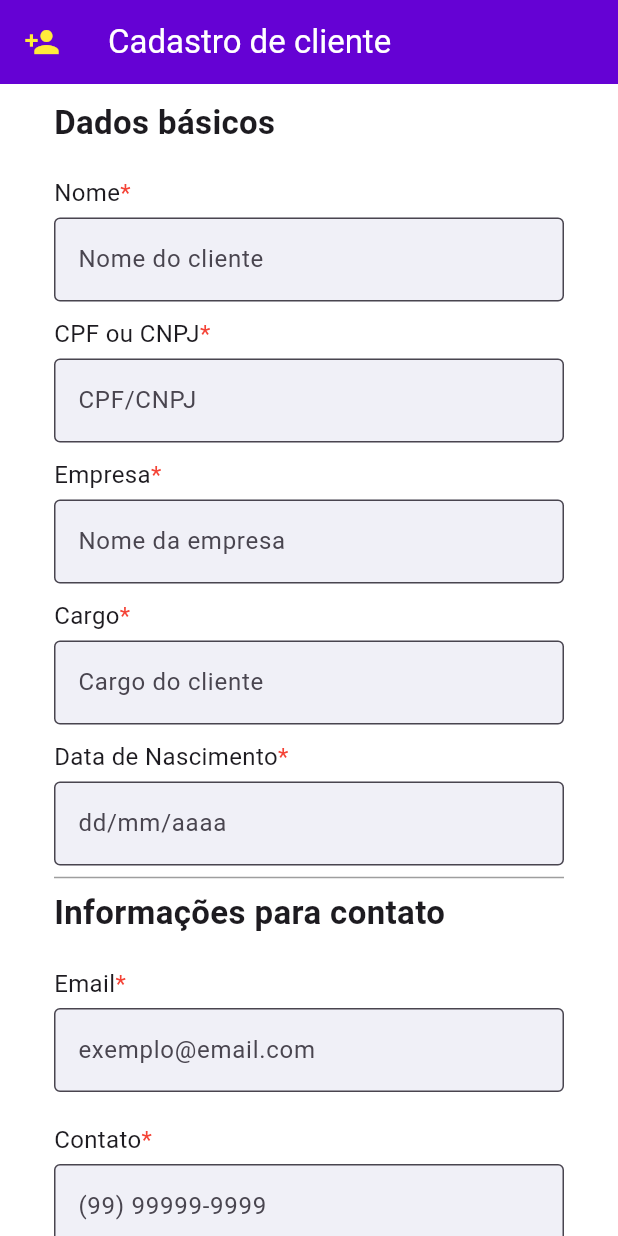
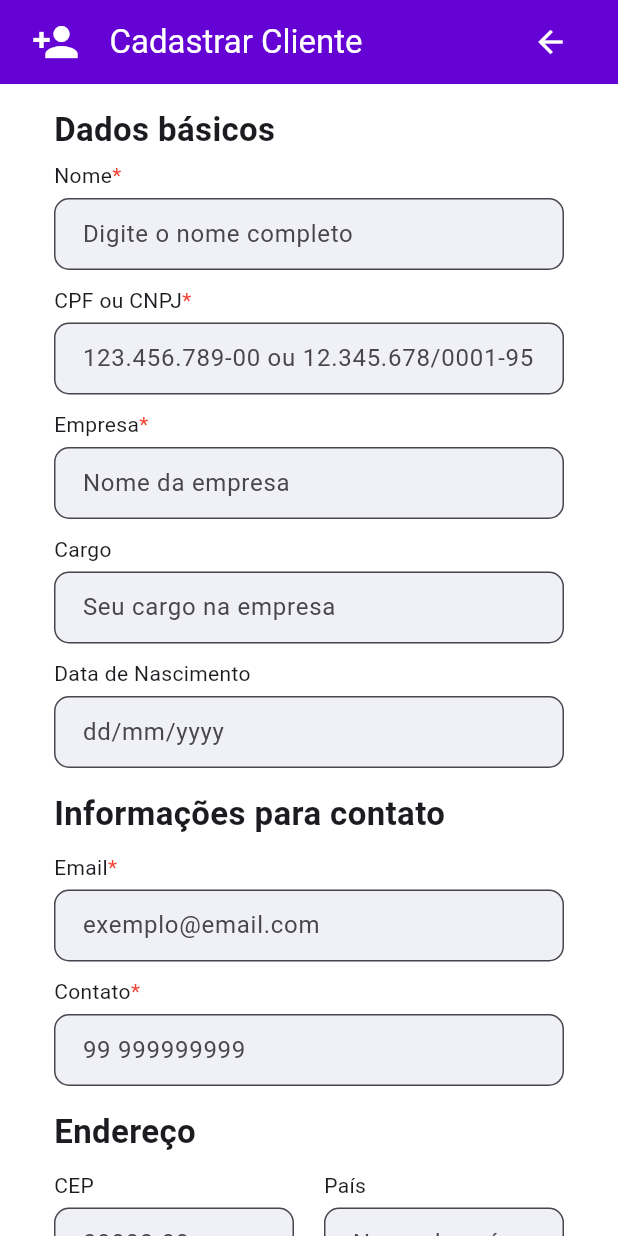
Before and after one commit to Grupo04-Esfera-Pro-Solucoes/EsferaPro, a Flutter app: the StackClients screen opened directly, on a phone screen of 412 x 824 dp. Run offline on Flutter 3.47's test engine with Material 3 defaults, Android fonts, the phone set to English and light mode, and no system bars; our stand-ins replace fl_chart, flutter_multi_formatter, shared_preferences; accounts and stored records are empty.

Commit message:
tela de cadastro de clientes, mudança estetica

```diff
--- a/lib/main.dart
+++ b/lib/main.dart
@@ -15,7 +15,7 @@ class MyApp extends StatelessWidget {
         primarySwatch: Colors.blue,
       ),
 
-      home: const LoginScreen(),
+      home: LoginScreen(),
 
     );
   }
--- a/lib/screens/stack_pages/stack_clients.dart
+++ b/lib/screens/stack_pages/stack_clients.dart
@@ -1,7 +1,4 @@
 import 'package:flutter/material.dart';
-import 'dart:convert';
-import 'package:http/http.dart' as http;
-import 'package:shared_preferences/shared_preferences.dart';
 import 'package:esferapro/service/createCustumer_service.dart';
 
 class StackClients extends StatefulWidget {
@@ -49,20 +46,45 @@ class _StackClientsState extends State<StackClients> {
   @override
   Widget build(BuildContext context) {
     return Scaffold(
+      backgroundColor: Colors.white,
       appBar: AppBar(
-          leading: const Icon(
+        backgroundColor: const Color(0xff6502d4),
+        automaticallyImplyLeading: false,
+        title: Padding(
+          padding: const EdgeInsets.symmetric(horizontal: 5),
+          child: Row(
+            mainAxisAlignment: MainAxisAlignment.spaceBetween,
+            children: [
+              Row(
+                children: const [
+                  Icon(
                     Icons.person_add,
-            color: Colors.yellow,
+                    color: Colors.white,
+                    size: 32,
                   ),
-          backgroundColor: Color(0xff6502d4),
-          title: const Text('Cadastro de cliente'),
-          foregroundColor: Colors.white,
+                  SizedBox(width: 20),
+                  Text(
+                    'Cadastrar Cliente',
+                    style: TextStyle(
+                      fontSize: 22,
+                      color: Colors.white,
                     ),
-        backgroundColor: Colors.white,
+                  ),
+                ],
+              ),
+              IconButton(
+                icon: const Icon(Icons.arrow_back, color: Colors.white),
+                onPressed: () {
+                  Navigator.pop(context);
+                },
+              ),
+            ],
+          ),
+        ),
+      ),
       body: SingleChildScrollView(
         child: Padding(
-              padding:
-                  const EdgeInsets.symmetric(vertical: 10, horizontal: 36.0),
+          padding: const EdgeInsets.symmetric(vertical: 15, horizontal: 36.0),
           child: Column(
             crossAxisAlignment: CrossAxisAlignment.start,
             children: [
@@ -73,19 +95,19 @@ class _StackClientsState extends State<StackClients> {
                   fontWeight: FontWeight.bold,
                 ),
               ),
-                    const SizedBox(height: 20),
+              const SizedBox(height: 5),
               _buildTitle('Nome'),
               const SizedBox(height: 5),
               _buildTextField(
                 controller: _clientName,
-                      hintText: 'Nome do cliente',
+                hintText: 'Digite o nome completo',
               ),
               const SizedBox(height: 10),
               _buildTitle('CPF ou CNPJ'),
               const SizedBox(height: 5),
               _buildTextField(
                 controller: _clientCpfCnpj,
-                      hintText: 'CPF/CNPJ',
+                hintText: '123.456.789-00 ou 12.345.678/0001-95',
               ),
               const SizedBox(height: 10),
               _buildTitle('Empresa'),
@@ -95,23 +117,20 @@ class _StackClientsState extends State<StackClients> {
                 hintText: 'Nome da empresa',
               ),
               const SizedBox(height: 10),
-                    _buildTitle('Cargo'),
+              _buildTitle('Cargo', isRequired: false),
               const SizedBox(height: 5),
               _buildTextField(
                 controller: _clientRole,
-                      hintText: 'Cargo do cliente',
+                hintText: 'Seu cargo na empresa',
               ),
               const SizedBox(height: 10),
-                    _buildTitle('Data de Nascimento'),
+              _buildTitle('Data de Nascimento', isRequired: false),
               const SizedBox(height: 5),
               _buildTextField(
                 controller: _clientDate,
-                      hintText: 'dd/mm/aaaa',
+                hintText: 'dd/mm/yyyy',
               ),
-                    const Divider(
-                      thickness: 1,
-                      color: Colors.grey,
-                    ),
+              const SizedBox(height: 15),
               const Text(
                 'Informações para contato',
                 style: TextStyle(
@@ -119,23 +138,21 @@ class _StackClientsState extends State<StackClients> {
                   fontWeight: FontWeight.bold,
                 ),
               ),
-                    const SizedBox(height: 20),
+              const SizedBox(height: 10),
               _buildTitle('Email'),
               const SizedBox(height: 5),
               _buildTextField(
                 controller: _clientEmail,
                 hintText: 'exemplo@email.com',
               ),
-                    const SizedBox(height: 20),
+              const SizedBox(height: 10),
               _buildTitle('Contato'),
               const SizedBox(height: 5),
               _buildTextField(
                 controller: _contactNumber,
-                        hintText: "(99) 99999-9999"),
-                    const Divider(
-                      thickness: 1,
-                      color: Colors.grey,
+                hintText: '99 999999999',
               ),
+              const SizedBox(height: 15),
               const Text(
                 'Endereço',
                 style: TextStyle(
@@ -143,93 +160,91 @@ class _StackClientsState extends State<StackClients> {
                   fontWeight: FontWeight.bold,
                 ),
               ),
-                    const SizedBox(height: 5),
+              const SizedBox(height: 10),
               Row(children: [
                 Expanded(
                   child: Column(
                     crossAxisAlignment: CrossAxisAlignment.start,
                     children: [
-                            _buildTitle('CEP'),
-                            const SizedBox(height: 8),
+                      _buildTitle('CEP', isRequired: false),
+                      const SizedBox(height: 5),
                       _buildHalfWidthTextField(
                         controller: _addressZipCode,
-                              hintText: '99999-99',
+                        hintText: '00000-00',
                       ),
                     ],
                   ),
                 ),
-                      const SizedBox(width: 10),
+                const SizedBox(width: 20),
                 Expanded(
                   child: Column(
                     crossAxisAlignment: CrossAxisAlignment.start,
                     children: [
-                            _buildTitle('Pais'),
-                            const SizedBox(height: 8),
+                      _buildTitle('País', isRequired: false),
+                      const SizedBox(height: 5),
                       _buildHalfWidthTextField(
                         controller: _addressCountry,
-                              hintText: 'Brasil',
+                        hintText: 'Nome do país',
                       ),
                     ],
                   ),
                 ),
               ]),
-                    const SizedBox(height: 10),
+              const SizedBox(height: 15),
               Row(children: [
-                      const SizedBox(height: 5),
                 Expanded(
                   child: Column(
                     crossAxisAlignment: CrossAxisAlignment.start,
                     children: [
-                            _buildTitle('Estado'),
-                            const SizedBox(height: 8),
+                      _buildTitle('Estado', isRequired: false),
+                      const SizedBox(height: 5),
                       _buildHalfWidthTextField(
                         controller: _addressState,
-                              hintText: 'Parana',
+                        hintText: 'Nome do estado',
                       ),
                     ],
                   ),
                 ),
-                      const SizedBox(width: 10),
+                const SizedBox(width: 20),
                 Expanded(
                   child: Column(
                     crossAxisAlignment: CrossAxisAlignment.start,
                     children: [
-                            _buildTitle('Cidade'),
-                            const SizedBox(height: 8),
+                      _buildTitle('Cidade', isRequired: false),
+                      const SizedBox(height: 5),
                       _buildHalfWidthTextField(
                         controller: _addressCity,
-                              hintText: 'Cidade x',
+                        hintText: 'Nome da cidade',
                       ),
                     ],
                   ),
                 ),
               ]),
-                    const SizedBox(height: 10),
+              const SizedBox(height: 15),
               Row(children: [
-                      const SizedBox(height: 5),
                 Expanded(
                   child: Column(
                     crossAxisAlignment: CrossAxisAlignment.start,
                     children: [
-                            _buildTitle('Rua'),
-                            const SizedBox(height: 8),
+                      _buildTitle('Rua', isRequired: false),
+                      const SizedBox(height: 5),
                       _buildHalfWidthTextField(
                         controller: _addressStreet,
-                              hintText: 'Rua x',
+                        hintText: 'Nome da rua',
                       ),
                     ],
                   ),
                 ),
-                      const SizedBox(width: 5),
+                const SizedBox(width: 20),
                 Expanded(
                   child: Column(
                     crossAxisAlignment: CrossAxisAlignment.start,
                     children: [
-                            _buildTitle('Número'),
-                            const SizedBox(height: 8),
+                      _buildTitle('Número', isRequired: false),
+                      const SizedBox(height: 5),
                       _buildHalfWidthTextField(
                         controller: _addressNumber,
-                              hintText: '00',
+                        hintText: 'Casa/Apartamento',
                       ),
                     ],
                   ),
@@ -244,19 +259,17 @@ class _StackClientsState extends State<StackClients> {
                         Navigator.of(context).pop();
                       },
                       style: ElevatedButton.styleFrom(
-                              padding: const EdgeInsets.symmetric(
-                                  horizontal: 25, vertical: 10),
+                        padding: const EdgeInsets.symmetric(horizontal: 25, vertical: 20),
                         shape: RoundedRectangleBorder(
                           borderRadius: BorderRadius.circular(10),
-                                side: const BorderSide(
-                                    color: Color(0xff475467)),
+                          side: const BorderSide(color: Color(0xff6502D4), width: 2),
                         ),
                         backgroundColor: Colors.white,
                       ),
                       child: const Text(
                         'Cancelar',
                         style: TextStyle(
-                                color: Color(0xff475467),
+                          color: Color(0xff6502D4),
                           fontSize: 20,
                         ),
                       ),
@@ -274,40 +287,49 @@ class _StackClientsState extends State<StackClients> {
                 ],
               ),
               const SizedBox(height: 20),
-                  ])),
-        ));
+            ],
+          ),
+        ),
+      ),
+    );
   }
 
-  Widget _buildTitle(String title) {
+  Widget _buildTitle(String title, {bool isRequired = true}) {
     return Row(
       children: [
         Text(
           title,
           style: const TextStyle(
-            fontSize: 16,
+            fontSize: 14,
           ),
         ),
+        if (isRequired)
           const Text(
             '*',
             style: TextStyle(
               color: Colors.red,
-            fontSize: 16,
+              fontSize: 14,
             ),
           ),
       ],
     );
   }
 
-  Widget _buildTextField(
-      {required TextEditingController controller, required String hintText}) {
+  Widget _buildTextField({
+    required TextEditingController controller,
+    required String hintText,
+  }) {
     return TextField(
       controller: controller,
       decoration: InputDecoration(
         hintText: hintText,
-        labelStyle: TextStyle(color: Colors.grey[600]),
-        filled: true,
-        fillColor: Color(0xfff0f0f7),
-        border: const OutlineInputBorder(),
+        filled: true, // Enable filling
+        fillColor: const Color(0xFFF0F0F7), // Set background color
+        border: OutlineInputBorder(
+          borderRadius: BorderRadius.circular(10),
+          borderSide: const BorderSide(color: Colors.black),
+        ),
+        contentPadding: const EdgeInsets.symmetric(vertical: 12, horizontal: 15),
       ),
     );
   }
@@ -320,10 +342,13 @@ class _StackClientsState extends State<StackClients> {
       controller: controller,
       decoration: InputDecoration(
         hintText: hintText,
-        labelStyle: TextStyle(color: Colors.grey[600]),
-        filled: true,
-        fillColor: Color(0xfff0f0f7),
-        border: const OutlineInputBorder(),
+        filled: true, // Enable filling
+        fillColor: const Color(0xFFF0F0F7), // Set background color
+        border: OutlineInputBorder(
+          borderRadius: BorderRadius.circular(10),
+          borderSide: const BorderSide(color: Colors.black),
+        ),
+        contentPadding: const EdgeInsets.symmetric(vertical: 12, horizontal: 15),
       ),
     );
   }
@@ -334,22 +359,22 @@ class CustomSizedElevatedButton extends StatelessWidget {
   final String text;
 
   const CustomSizedElevatedButton({
+    super.key,
     required this.onPressed,
     required this.text,
   });
 
   @override
   Widget build(BuildContext context) {
-    return Container(
-      width: double.infinity, // mesma largura do TextField
-      child: ElevatedButton(
+    return ElevatedButton(
       onPressed: onPressed,
       style: ElevatedButton.styleFrom(
-          padding: const EdgeInsets.symmetric(horizontal: 25, vertical: 10),
+        padding: const EdgeInsets.symmetric(horizontal: 25, vertical: 20),
         shape: RoundedRectangleBorder(
           borderRadius: BorderRadius.circular(10),
+          side: const BorderSide(color: Color(0xff6502D4)),
         ),
-          backgroundColor: const Color(0xFF6502D4),
+        backgroundColor: const Color(0xff6502D4),
       ),
       child: Text(
         text,
@@ -358,7 +383,6 @@ class CustomSizedElevatedButton extends StatelessWidget {
           fontSize: 20,
         ),
       ),
-      ),
     );
   }
 }
```
Also changed, not shown: 1 other file. Lines whose indentation alone changed are shown as unchanged.
